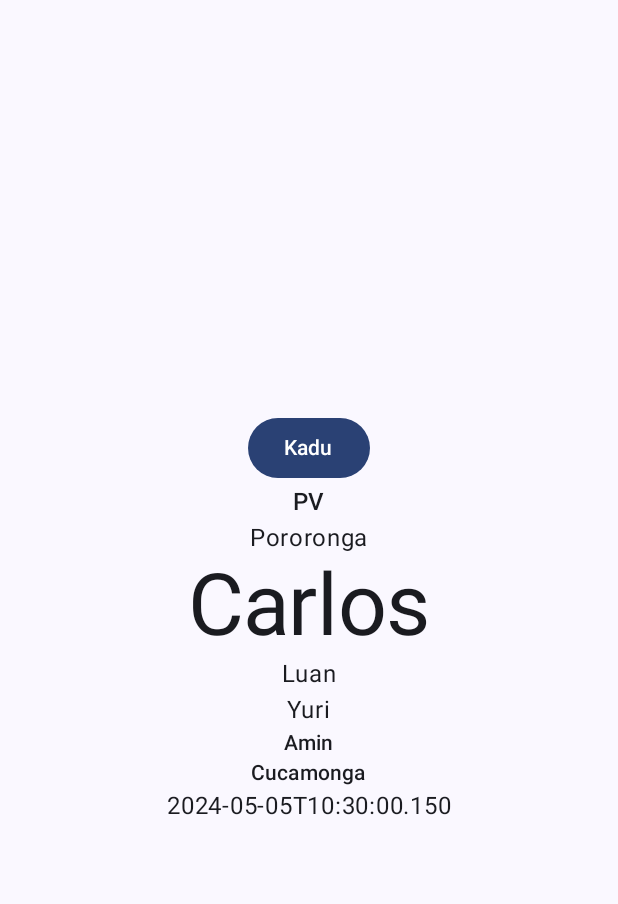
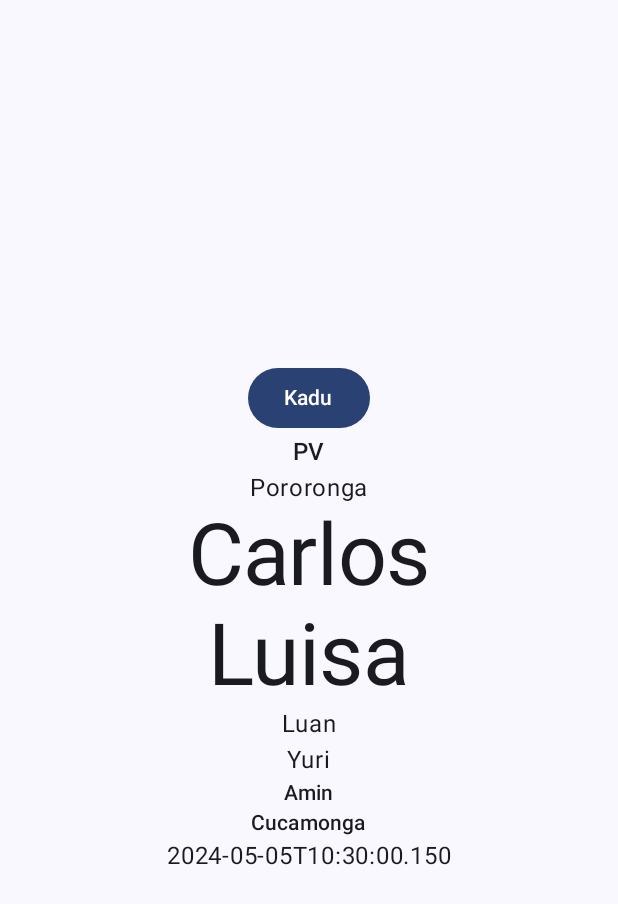
Before and after one commit to KaduCmK/Colabs, an Android app built with Jetpack Compose: the screen it shows after launch (MainActivity), on a phone screen of 412 x 824 dp. Shown: the top 904 px of the screen. Run offline under Robolectric (Android 15) with nearby library versions, the phone set to English and light mode, and no system bars.

Commit message:
adicionada nova linha de texto

```diff
--- a/app/src/main/java/com/example/colabs/MainActivity.kt
+++ b/app/src/main/java/com/example/colabs/MainActivity.kt
@@ -63,6 +63,7 @@ fun Greeting(
             Text(text = "PV", style = MaterialTheme.typography.titleMedium)
             Text(text = "Pororonga")
             Text(text = "Carlos", style = MaterialTheme.typography.displayLarge)
+            Text(text = "Luisa", style = MaterialTheme.typography.displayLarge)
             Text(text = "Luan")
             Text(text = "Yuri")
             Text(text = "Amin", style = MaterialTheme.typography.titleSmall)
```
